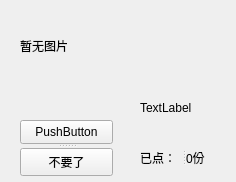
First picture: the form in uidish.ui, repository WhirlFirst/QtDish, before the edit.
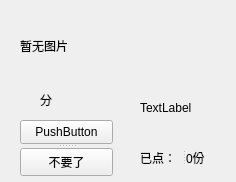
Second picture: the form after the edit.

Patch:
```diff
--- a/uidish.ui
+++ b/uidish.ui
@@ -85,6 +85,19 @@
     </property>
    </widget>
   </widget>
+  <widget class="QLabel" name="ratinglabel">
+   <property name="geometry">
+    <rect>
+     <x>40</x>
+     <y>90</y>
+     <width>61</width>
+     <height>20</height>
+    </rect>
+   </property>
+   <property name="text">
+    <string>分</string>
+   </property>
+  </widget>
  </widget>
  <resources/>
  <connections/>
```
